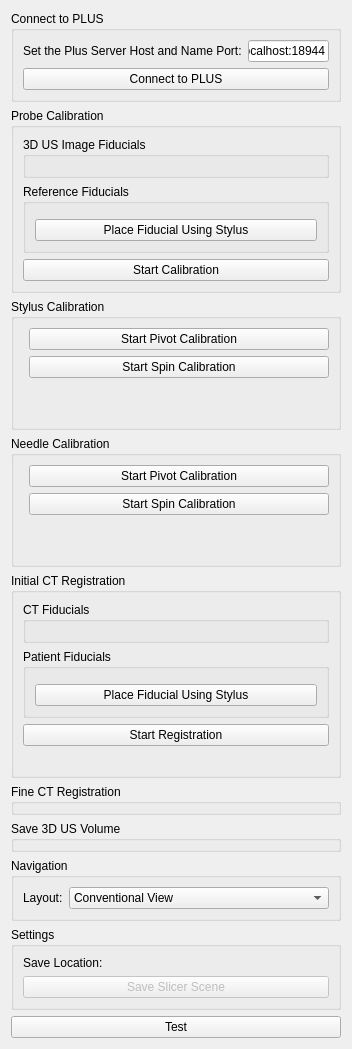
Qt form WobblerInterventionNavigation/LiverBiopsy/Resources/UI/LiverBiopsy.ui (ASchonewille/3DUSGuidedIntervention) before a commit.
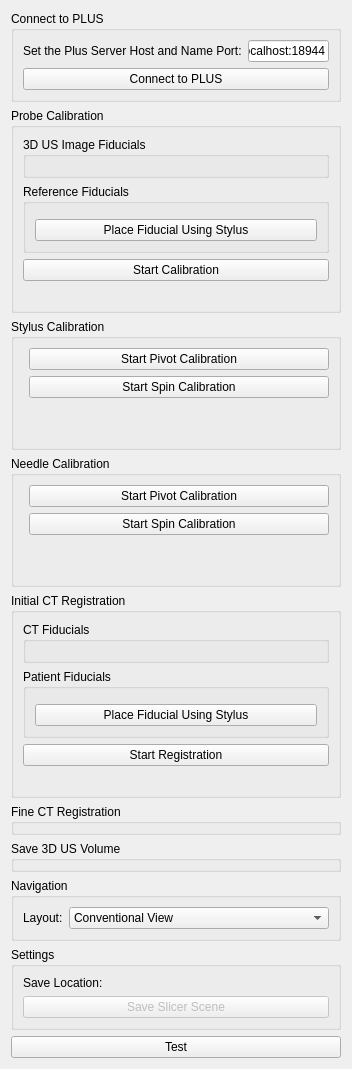
The same form after that commit. Custom widgets are drawn as their Qt base class.

Commit message: - Working initialCTRegistration - USCalibration in progress

```diff
--- a/WobblerInterventionNavigation/LiverBiopsy/Resources/UI/LiverBiopsy.ui
+++ b/WobblerInterventionNavigation/LiverBiopsy/Resources/UI/LiverBiopsy.ui
@@ -105,6 +105,16 @@
         </property>
        </widget>
       </item>
+      <item row="3" column="0" colspan="2">
+       <widget class="QLabel" name="USCalibrationErrorLabel">
+        <property name="text">
+         <string/>
+        </property>
+        <property name="alignment">
+         <set>Qt::AlignCenter</set>
+        </property>
+       </widget>
+      </item>
      </layout>
     </widget>
    </item>
```
Left out of the diff: 16 changed lines with no effect on the pictures. The commit also changes 4 other files.
